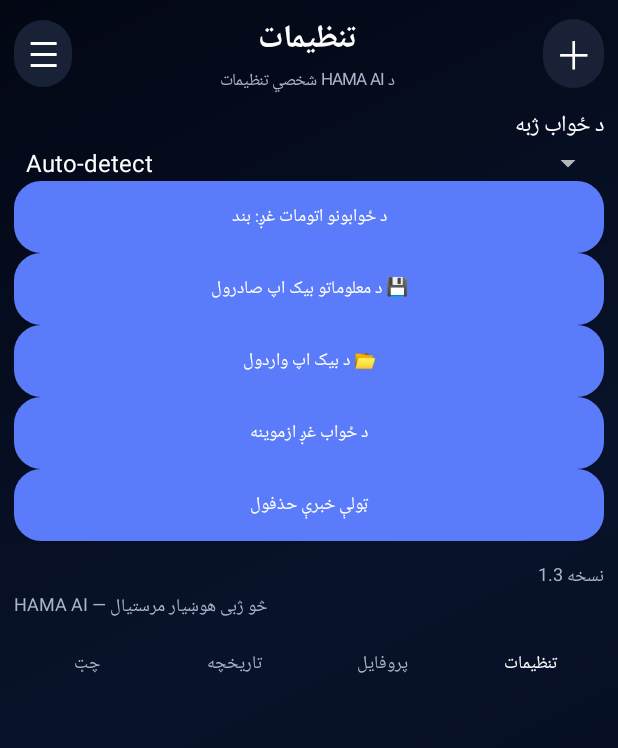
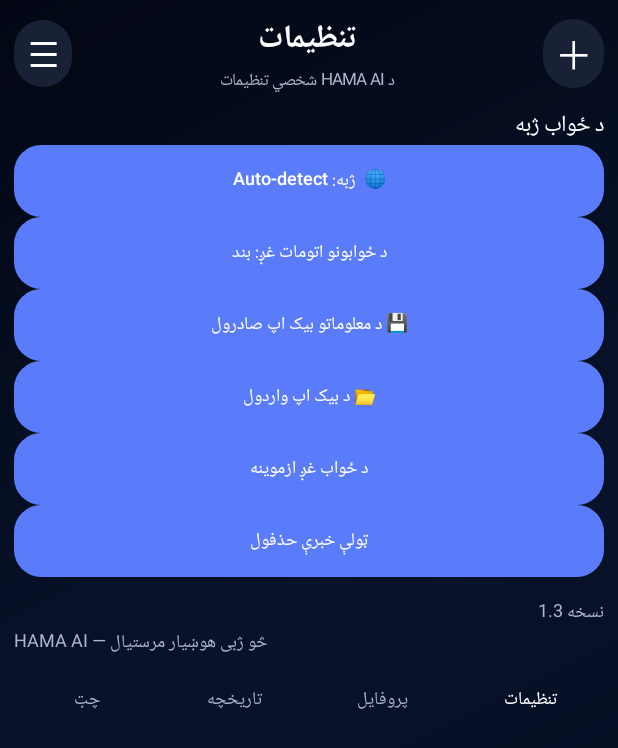
Before and after one commit to khostik120/HAMA-AI, an Android app: the screen it shows after launch (MainActivity), after a tap on "تنظیمات", on a phone screen of 412 x 824 dp. Shown: the top 748 px of the screen. Run offline under Robolectric (Android 15) with nearby library versions, the phone set to English and light mode, and no system bars.

Commit message:
Move language selection into dedicated Settings page

```diff
--- a/app/src/main/java/com/hama/ai/MainActivity.kt
+++ b/app/src/main/java/com/hama/ai/MainActivity.kt
@@ -39,7 +39,6 @@ class MainActivity : Activity(), TextToSpeech.OnInitListener {
     private lateinit var scroll: ScrollView
     private lateinit var input: EditText
     private lateinit var sendButton: Button
-    private lateinit var languagePicker: Spinner
     private lateinit var speech: TextToSpeech
     private var speechReady = false
     private var speakReplies = false
@@ -365,20 +364,7 @@ class MainActivity : Activity(), TextToSpeech.OnInitListener {
             setPadding(10, 7, 10, 10)
             background = rounded(Color.rgb(10, 30, 58), 18f)
         })
-        languagePicker = Spinner(this).apply {
-            adapter = ArrayAdapter(this@MainActivity, android.R.layout.simple_spinner_item, languages).also {
-                it.setDropDownViewResource(android.R.layout.simple_spinner_dropdown_item)
-            }
-            setSelection(languages.indexOf(selectedLanguage).coerceAtLeast(0))
-            onItemSelectedListener = object : android.widget.AdapterView.OnItemSelectedListener {
-                override fun onNothingSelected(parent: android.widget.AdapterView<*>?) {}
-                override fun onItemSelected(parent: android.widget.AdapterView<*>?, view: View?, position: Int, id: Long) {
-                    selectedLanguage = languages[position]
-                    prefs.edit().putString("selected_language", selectedLanguage).apply()
-                }
-            }
-        }
-        root.addView(languagePicker, LinearLayout.LayoutParams(-1, -2))
+
 
         scroll = ScrollView(this)
         messages = LinearLayout(this).apply {
@@ -388,7 +374,7 @@ class MainActivity : Activity(), TextToSpeech.OnInitListener {
         scroll.addView(messages)
         root.addView(scroll, LinearLayout.LayoutParams(-1, 0, 1f))
         if (chatMessages.isEmpty()) {
-            addMessage("سلام! زه HAMA AI یم. خپله ژبه وټاکئ یا Auto-detect پرېږدئ.", false, true)
+            addMessage("سلام! زه HAMA AI یم. څنګه مرسته درسره وکړم؟", false, true)
         } else {
             chatMessages.forEach { item -> addMessage(item.optString("text"), item.optBoolean("user"), false) }
         }
@@ -834,20 +820,7 @@ class MainActivity : Activity(), TextToSpeech.OnInitListener {
             textSize = 15f
             setTextColor(Color.WHITE)
         })
-        val picker = Spinner(this).apply {
-            adapter = ArrayAdapter(this@MainActivity, android.R.layout.simple_spinner_item, languages).also {
-                it.setDropDownViewResource(android.R.layout.simple_spinner_dropdown_item)
-            }
-            setSelection(languages.indexOf(selectedLanguage).coerceAtLeast(0))
-            onItemSelectedListener = object : android.widget.AdapterView.OnItemSelectedListener {
-                override fun onNothingSelected(parent: android.widget.AdapterView<*>?) {}
-                override fun onItemSelected(parent: android.widget.AdapterView<*>?, view: View?, position: Int, id: Long) {
-                    selectedLanguage = languages[position]
-                    prefs.edit().putString("selected_language", selectedLanguage).apply()
-                }
-            }
-        }
-        root.addView(picker)
+        root.addView(smallButton("🌐  ژبه: $selectedLanguage") { showLanguageSettings() })
         root.addView(smallButton(if (speakReplies) "د ځوابونو اتومات غږ: فعال" else "د ځوابونو اتومات غږ: بند") {
             speakReplies = !speakReplies
             prefs.edit().putBoolean("speak_replies", speakReplies).apply()
@@ -877,6 +850,34 @@ class MainActivity : Activity(), TextToSpeech.OnInitListener {
             setTextColor(muted)
             setPadding(0, 20, 0, 10)
         })
+        root.addView(bottomNav("settings"))
+    }
+
+    private fun showLanguageSettings() {
+        baseScreen("ژبه", "د HAMA AI د ځوابونو ژبه وټاکئ")
+        val current = TextView(this).apply {
+            text = "اوسنۍ ژبه: $selectedLanguage"
+            textSize = 15f
+            setTextColor(Color.WHITE)
+            setPadding(4, 12, 4, 12)
+        }
+        root.addView(current)
+        val picker = Spinner(this).apply {
+            adapter = ArrayAdapter(this@MainActivity, android.R.layout.simple_spinner_item, languages).also {
+                it.setDropDownViewResource(android.R.layout.simple_spinner_dropdown_item)
+            }
+            setSelection(languages.indexOf(selectedLanguage).coerceAtLeast(0))
+            onItemSelectedListener = object : android.widget.AdapterView.OnItemSelectedListener {
+                override fun onNothingSelected(parent: android.widget.AdapterView<*>?) {}
+                override fun onItemSelected(parent: android.widget.AdapterView<*>?, view: View?, position: Int, id: Long) {
+                    selectedLanguage = languages[position]
+                    prefs.edit().putString("selected_language", selectedLanguage).apply()
+                    current.text = "اوسنۍ ژبه: $selectedLanguage"
+                }
+            }
+        }
+        root.addView(picker, LinearLayout.LayoutParams(-1, -2))
+        root.addView(smallButton("✓  بېرته تنظیماتو ته") { showSettings() })
         root.addView(bottomNav("settings"))
     }
 
```
